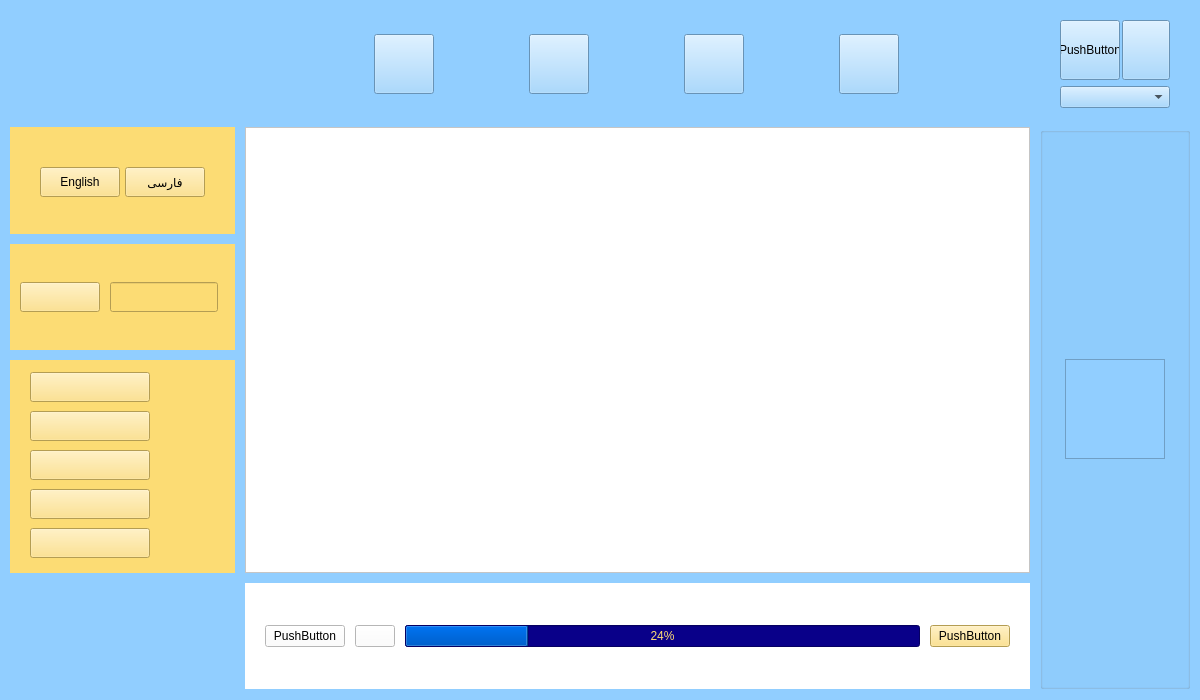
mahan109910/linking_me, file home.ui: the form before one commit.
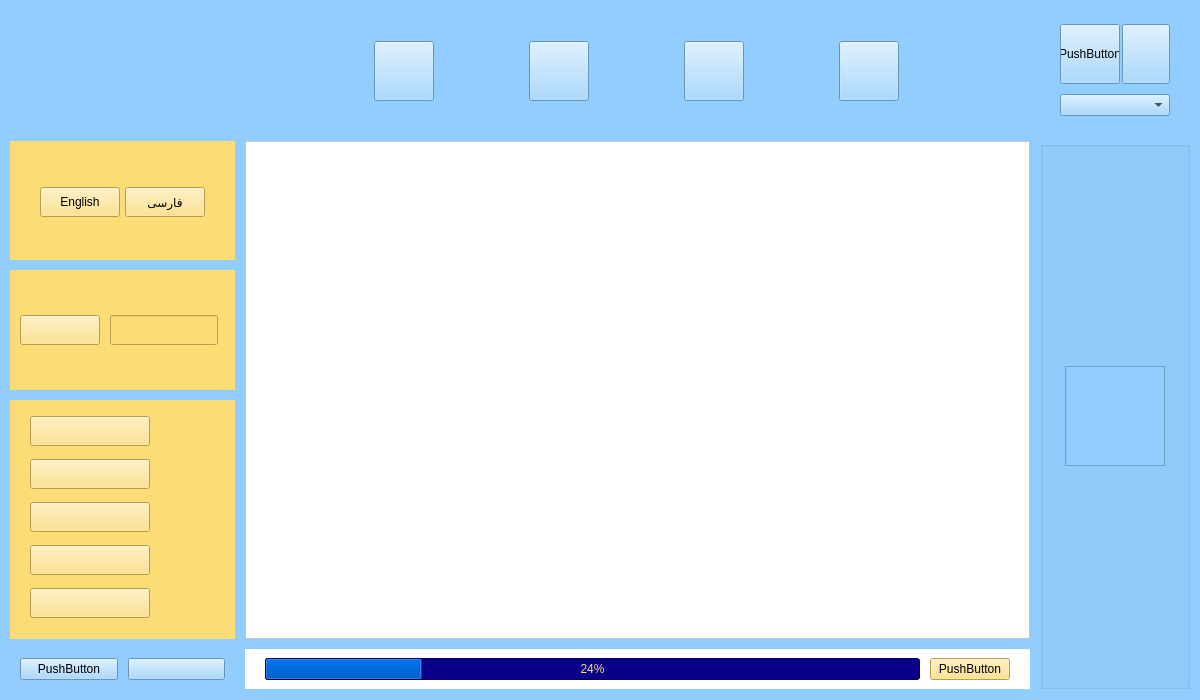
The form after the commit. Icons and pictures are not drawn.

The edit to the form file:
```diff
--- a/home.ui
+++ b/home.ui
@@ -63,20 +63,6 @@
       <property name="rightMargin">
        <number>20</number>
       </property>
-      <item>
-       <widget class="QPushButton" name="pushButton_ago">
-        <property name="text">
-         <string>PushButton</string>
-        </property>
-       </widget>
-      </item>
-      <item>
-       <widget class="QPushButton" name="pushButton_more">
-        <property name="text">
-         <string/>
-        </property>
-       </widget>
-      </item>
       <item>
        <widget class="QProgressBar" name="progressBar_information">
         <property name="styleSheet">
@@ -296,7 +282,32 @@
     </widget>
    </item>
    <item row="5" column="0">
-    <layout class="QVBoxLayout" name="verticalLayout_7"/>
+    <layout class="QVBoxLayout" name="verticalLayout_7">
+     <item>
+      <layout class="QHBoxLayout" name="horizontalLayout_3">
+       <property name="leftMargin">
+        <number>10</number>
+       </property>
+       <property name="rightMargin">
+        <number>10</number>
+       </property>
+       <item>
+        <widget class="QPushButton" name="pushButton_ago">
+         <property name="text">
+          <string>PushButton</string>
+         </property>
+        </widget>
+       </item>
+       <item>
+        <widget class="QPushButton" name="pushButton_more">
+         <property name="text">
+          <string/>
+         </property>
+        </widget>
+       </item>
+      </layout>
+     </item>
+    </layout>
    </item>
    <item row="0" column="0">
     <widget class="QFrame" name="frame_HA_home">
```
